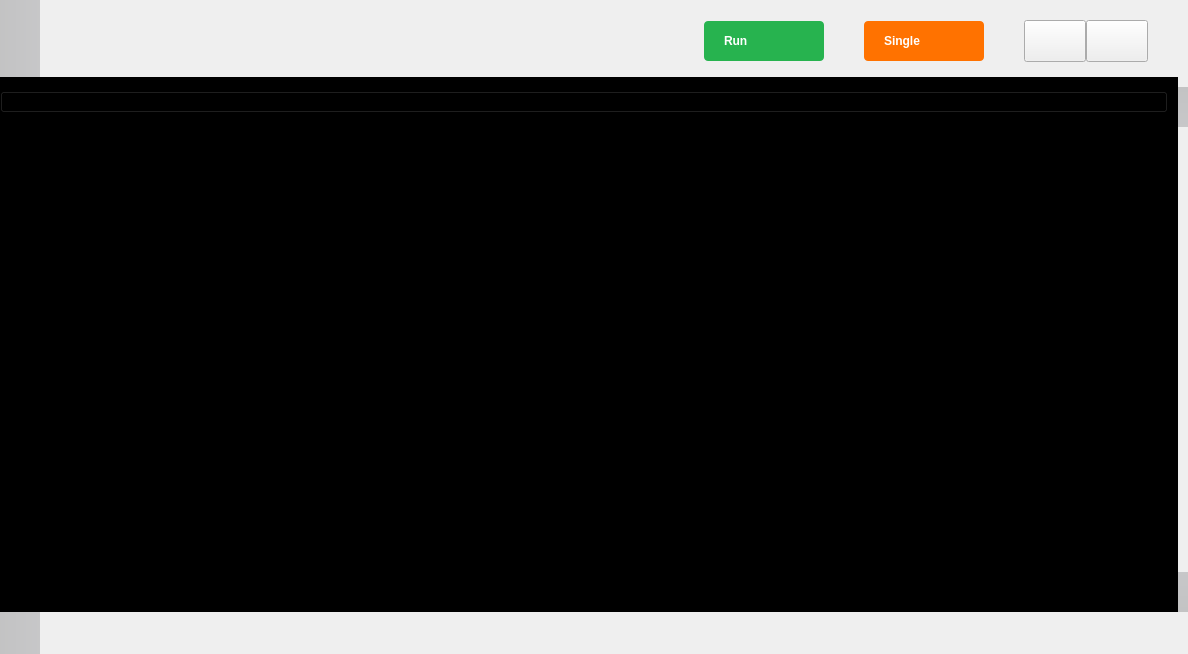
Above: ui/oscilloscope.ui from analogdevicesinc/scopy before the change. Below: the same form after it.
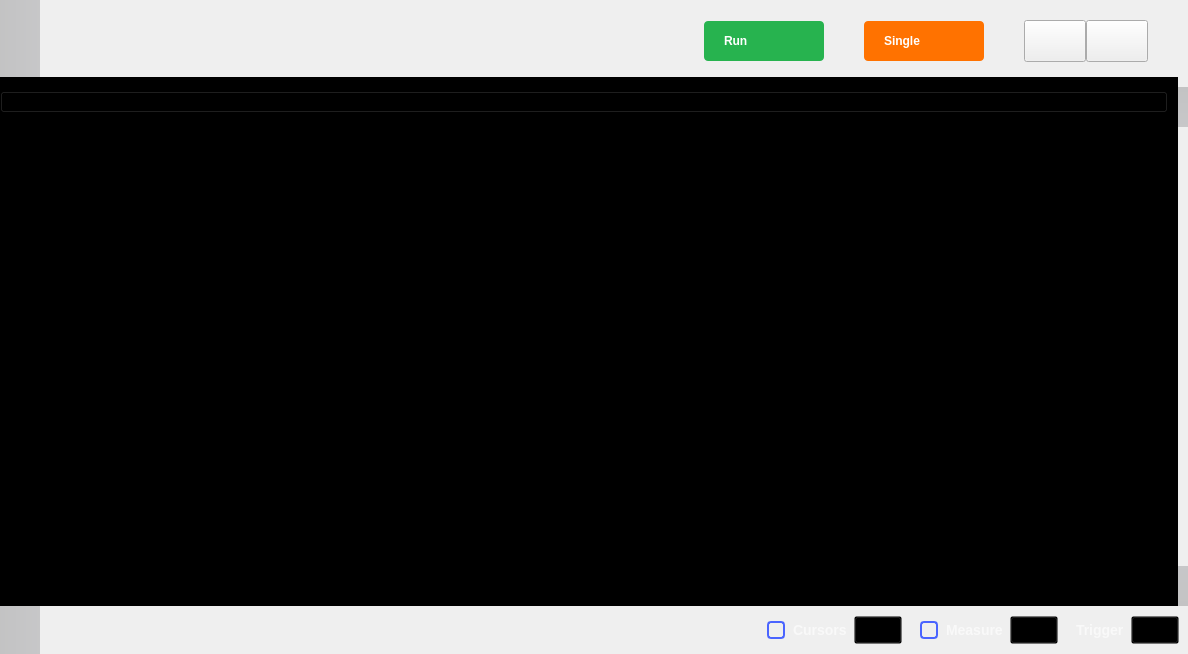
That is the form after the change. Icons and pictures are not drawn. Custom widgets are drawn as their Qt base class.

Commit message:
Osc: Simplify code by moving some things to UI
Instead of creating buttons and check boxes for the cursors,
measurements and trigger settings from the C++ code, we have them inside
the Oscilloscope UI file now.

Also, the push buttons are now using the class CustomPushButton, which
allows the buttons in a button group to be all deselected without any
extra code.

```diff
--- a/ui/oscilloscope.ui
+++ b/ui/oscilloscope.ui
@@ -660,39 +660,39 @@
     </layout>
    </item>
    <item>
-    <layout class="QGridLayout" name="gridLayout_2">
-     <property name="leftMargin">
-      <number>0</number>
-     </property>
-     <property name="rightMargin">
-      <number>0</number>
-     </property>
+    <layout class="QHBoxLayout" name="horizontalLayout_5">
      <property name="spacing">
       <number>0</number>
      </property>
-     <item row="1" column="6">
-      <layout class="QHBoxLayout" name="trigger_settings"/>
-     </item>
-     <item row="1" column="4">
-      <layout class="QHBoxLayout" name="cursors_settings"/>
-     </item>
-     <item row="1" column="3">
-      <spacer name="horizontalSpacer_8">
-       <property name="orientation">
-        <enum>Qt::Horizontal</enum>
-       </property>
-       <property name="sizeType">
-        <enum>QSizePolicy::Expanding</enum>
-       </property>
-       <property name="sizeHint" stdset="0">
+     <item>
+      <widget class="QWidget" name="widget_6" native="true">
+       <property name="minimumSize">
         <size>
          <width>40</width>
-         <height>20</height>
+         <height>40</height>
         </size>
        </property>
-      </spacer>
+       <property name="styleSheet">
+        <string notr="true">QWidget {
+  min-width: 40px;
+  max-width: 40px;
+
+  background: qlineargradient(x1: 0 y1: 0, x2:1 y2:0, stop:0 rgba(20, 20, 22, 51), stop:1 rgba(39, 39, 48, 51));
+}</string>
+       </property>
+      </widget>
      </item>
-     <item row="1" column="2">
+     <item>
+      <layout class="QHBoxLayout" name="channelsList">
+       <property name="leftMargin">
+        <number>0</number>
+       </property>
+       <property name="rightMargin">
+        <number>0</number>
+       </property>
+      </layout>
+     </item>
+     <item>
       <widget class="QPushButton" name="btnAddMath">
        <property name="text">
         <string/>
@@ -709,75 +709,164 @@
        </property>
       </widget>
      </item>
-     <item row="1" column="1">
-      <layout class="QHBoxLayout" name="channelsList">
-       <property name="leftMargin">
-        <number>0</number>
-       </property>
-       <property name="rightMargin">
-        <number>0</number>
-       </property>
-      </layout>
-     </item>
-     <item row="1" column="5">
-      <layout class="QHBoxLayout" name="measure_settings"/>
-     </item>
-     <item row="0" column="3">
-      <spacer name="verticalSpacer_4">
+     <item>
+      <spacer name="horizontalSpacer_15">
        <property name="orientation">
-        <enum>Qt::Vertical</enum>
+        <enum>Qt::Horizontal</enum>
        </property>
        <property name="sizeType">
-        <enum>QSizePolicy::Fixed</enum>
+        <enum>QSizePolicy::Expanding</enum>
        </property>
        <property name="sizeHint" stdset="0">
         <size>
-         <width>10</width>
-         <height>10</height>
+         <width>40</width>
+         <height>20</height>
         </size>
        </property>
       </spacer>
      </item>
-     <item row="2" column="3">
-      <spacer name="verticalSpacer_5">
-       <property name="orientation">
-        <enum>Qt::Vertical</enum>
+     <item>
+      <widget class="QWidget" name="widget_3" native="true">
+       <property name="sizePolicy">
+        <sizepolicy hsizetype="Preferred" vsizetype="Fixed">
+         <horstretch>0</horstretch>
+         <verstretch>0</verstretch>
+        </sizepolicy>
        </property>
-       <property name="sizeType">
-        <enum>QSizePolicy::Fixed</enum>
-       </property>
-       <property name="sizeHint" stdset="0">
+       <property name="minimumSize">
         <size>
-         <width>10</width>
-         <height>10</height>
+         <width>0</width>
+         <height>48</height>
         </size>
        </property>
-      </spacer>
-     </item>
-     <item row="0" column="0" rowspan="3">
-      <layout class="QHBoxLayout" name="bottomLeftGradient">
-       <property name="spacing">
-        <number>0</number>
-       </property>
-       <property name="leftMargin">
-        <number>0</number>
-       </property>
-       <property name="rightMargin">
-        <number>0</number>
-       </property>
-       <item>
-        <widget class="QWidget" name="widget_3" native="true">
-         <property name="styleSheet">
-          <string notr="true">QWidget {
-  min-width: 40px;
-  max-width: 40px;
+       <property name="styleSheet">
+        <string notr="true">QCheckBox {
+  spacing: 8px;
+  background-color: transparent;
+  font-size: 14px;
+  font-weight: bold;
+  font-family: &quot;monospace&quot;;
+  color: rgba(255, 255, 255, 153);
+}
 
-  background: qlineargradient(x1: 0 y1: 0, x2:1 y2:0, stop:0 rgba(20, 20, 22, 51), stop:1 rgba(39, 39, 48, 51));
+QCheckBox::indicator {
+  width: 14px;
+  height: 14px;
+  border: 2px solid rgb(74,100,255);
+  border-radius: 4px;
+}
+QCheckBox::indicator:unchecked { background-color: transparent; }
+QCheckBox::indicator:checked { background-color: rgb(74,100,255); }
+
+QPushButton {
+  width: 40px;
+  height: 20px;
+  background-color: transparent;
+}
+QPushButton:pressed { border-image: url(:/icons/setup_btn_checked.svg); }
+QPushButton:!pressed { border-image: url(:/icons/setup_btn_unchecked.svg); }
+QPushButton:hover:!pressed:!checked { border-image: url(:/icons/setup_btn_hover.svg); }
+QPushButton:checked { border-image: url(:/icons/setup_btn_checked.svg); }
+
+QLabel {
+  font-size: 14px;
+  font-weight: bold;
+  font-family: &quot;monospace&quot;;
+  color: rgba(255, 255, 255, 153);
 }</string>
-         </property>
-        </widget>
-       </item>
-      </layout>
+       </property>
+       <layout class="QHBoxLayout" name="horizontalLayout_6">
+        <item>
+         <widget class="QCheckBox" name="boxCursors">
+          <property name="text">
+           <string>Cursors</string>
+          </property>
+         </widget>
+        </item>
+        <item>
+         <widget class="adiscope::CustomPushButton" name="btnCursors">
+          <property name="enabled">
+           <bool>false</bool>
+          </property>
+          <property name="text">
+           <string/>
+          </property>
+          <property name="checkable">
+           <bool>true</bool>
+          </property>
+         </widget>
+        </item>
+        <item>
+         <spacer name="horizontalSpacer_9">
+          <property name="orientation">
+           <enum>Qt::Horizontal</enum>
+          </property>
+          <property name="sizeType">
+           <enum>QSizePolicy::Fixed</enum>
+          </property>
+          <property name="sizeHint" stdset="0">
+           <size>
+            <width>12</width>
+            <height>0</height>
+           </size>
+          </property>
+         </spacer>
+        </item>
+        <item>
+         <widget class="QCheckBox" name="boxMeasure">
+          <property name="text">
+           <string>Measure</string>
+          </property>
+         </widget>
+        </item>
+        <item>
+         <widget class="adiscope::CustomPushButton" name="btnMeasure">
+          <property name="enabled">
+           <bool>false</bool>
+          </property>
+          <property name="text">
+           <string/>
+          </property>
+          <property name="checkable">
+           <bool>true</bool>
+          </property>
+         </widget>
+        </item>
+        <item>
+         <spacer name="horizontalSpacer_8">
+          <property name="orientation">
+           <enum>Qt::Horizontal</enum>
+          </property>
+          <property name="sizeType">
+           <enum>QSizePolicy::Fixed</enum>
+          </property>
+          <property name="sizeHint" stdset="0">
+           <size>
+            <width>12</width>
+            <height>0</height>
+           </size>
+          </property>
+         </spacer>
+        </item>
+        <item>
+         <widget class="QLabel" name="label_4">
+          <property name="text">
+           <string>Trigger</string>
+          </property>
+         </widget>
+        </item>
+        <item>
+         <widget class="adiscope::CustomPushButton" name="btnTrigger">
+          <property name="text">
+           <string/>
+          </property>
+          <property name="checkable">
+           <bool>true</bool>
+          </property>
+         </widget>
+        </item>
+       </layout>
+      </widget>
      </item>
     </layout>
    </item>
@@ -795,6 +884,11 @@
    <header>menu_anim.hpp</header>
    <container>1</container>
   </customwidget>
+  <customwidget>
+   <class>adiscope::CustomPushButton</class>
+   <extends>QPushButton</extends>
+   <header>customPushButton.hpp</header>
+  </customwidget>
  </customwidgets>
  <resources>
   <include location="../resources/resources.qrc"/>
```
Left out of the diff: 268 changed lines with no effect on the pictures. The commit also changes 4 other files.
